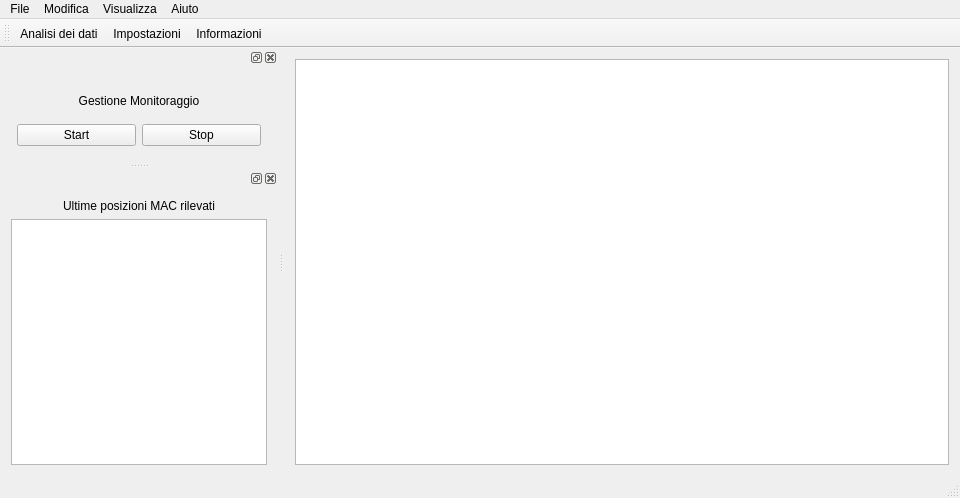
Above: RoomMonitor/windows/main.ui from PieroMacaluso/RoomMonitor before the change. Below: the same form after it.
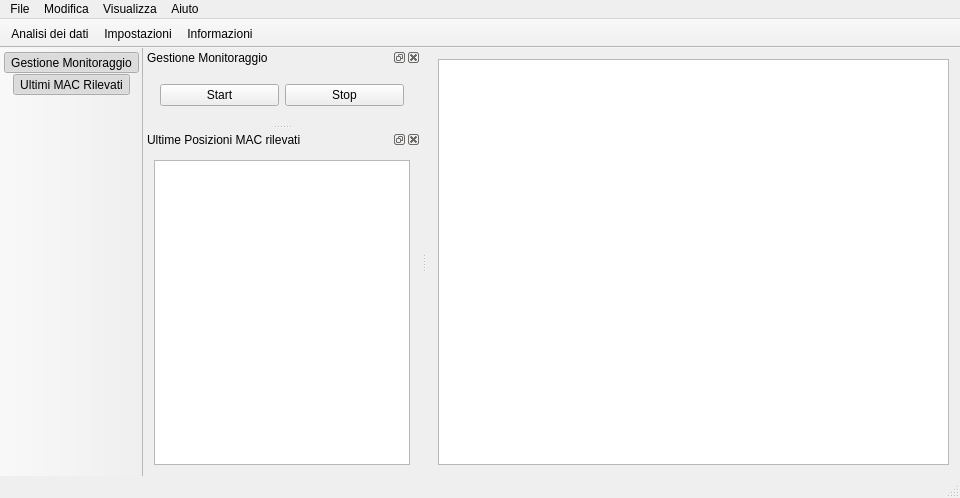
That is the form after the change. Icons and pictures are not drawn. Custom widgets are drawn as their Qt base class.

The edit to the form file:
```diff
--- a/RoomMonitor/windows/main.ui
+++ b/RoomMonitor/windows/main.ui
@@ -79,6 +79,9 @@
    <property name="windowTitle">
     <string/>
    </property>
+   <property name="movable">
+    <bool>false</bool>
+   </property>
    <property name="toolButtonStyle">
     <enum>Qt::ToolButtonTextUnderIcon</enum>
    </property>
@@ -86,7 +89,7 @@
     <enum>TopToolBarArea</enum>
    </attribute>
    <attribute name="toolBarBreak">
-    <bool>false</bool>
+    <bool>true</bool>
    </attribute>
    <addaction name="actionAnalysis"/>
    <addaction name="actionSettings"/>
@@ -94,6 +97,25 @@
   </widget>
   <widget class="QStatusBar" name="statusBar"/>
   <widget class="QDockWidget" name="monitoringManagerDock">
+   <property name="minimumSize">
+    <size>
+     <width>198</width>
+     <height>76</height>
+    </size>
+   </property>
+   <property name="maximumSize">
+    <size>
+     <width>524287</width>
+     <height>76</height>
+    </size>
+   </property>
+   <property name="acceptDrops">
+    <bool>true</bool>
+   </property>
+   <property name="windowIcon">
+    <iconset resource="../res.qrc">
+     <normaloff>:/resources/resources/analysis.svg</normaloff>:/resources/resources/analysis.svg</iconset>
+   </property>
    <property name="floating">
     <bool>false</bool>
    </property>
@@ -101,7 +123,7 @@
     <set>QDockWidget::AllDockWidgetFeatures</set>
    </property>
    <property name="windowTitle">
-    <string/>
+    <string>Gestione Monitoraggio</string>
    </property>
    <attribute name="dockWidgetArea">
     <number>1</number>
@@ -109,7 +131,7 @@
    <widget class="QWidget" name="dockWidgetContents">
     <layout class="QVBoxLayout" name="verticalLayout_2">
      <item>
-      <layout class="QVBoxLayout" name="verticalLayout" stretch="1,0">
+      <layout class="QVBoxLayout" name="verticalLayout" stretch="0">
        <property name="leftMargin">
         <number>6</number>
        </property>
@@ -122,16 +144,6 @@
        <property name="bottomMargin">
         <number>6</number>
        </property>
-       <item>
-        <widget class="QLabel" name="monitoringLabel">
-         <property name="text">
-          <string>Gestione Monitoraggio</string>
-         </property>
-         <property name="alignment">
-          <set>Qt::AlignCenter</set>
-         </property>
-        </widget>
-       </item>
        <item>
         <layout class="QHBoxLayout" name="horizontalLayout">
          <property name="sizeConstraint">
@@ -167,27 +179,45 @@
    </widget>
   </widget>
   <widget class="QDockWidget" name="lastMacDock">
+   <property name="acceptDrops">
+    <bool>true</bool>
+   </property>
+   <property name="floating">
+    <bool>false</bool>
+   </property>
+   <property name="windowTitle">
+    <string>Ultime Posizioni MAC rilevati</string>
+   </property>
    <attribute name="dockWidgetArea">
     <number>1</number>
    </attribute>
    <widget class="QWidget" name="dockWidgetContents_3">
     <layout class="QVBoxLayout" name="verticalLayout_9">
-     <item>
-      <widget class="QLabel" name="macSituationLabel">
-       <property name="text">
-        <string>Ultime posizioni MAC rilevati</string>
-       </property>
-       <property name="alignment">
-        <set>Qt::AlignCenter</set>
-       </property>
-      </widget>
-     </item>
      <item>
       <widget class="QTableWidget" name="macSituation"/>
      </item>
     </layout>
    </widget>
   </widget>
+  <widget class="QToolBar" name="toolBar">
+   <property name="acceptDrops">
+    <bool>false</bool>
+   </property>
+   <property name="windowTitle">
+    <string>toolBar</string>
+   </property>
+   <property name="movable">
+    <bool>false</bool>
+   </property>
+   <attribute name="toolBarArea">
+    <enum>LeftToolBarArea</enum>
+   </attribute>
+   <attribute name="toolBarBreak">
+    <bool>false</bool>
+   </attribute>
+   <addaction name="actionGestione_Monitoraggio"/>
+   <addaction name="actionUltimi_MAC_Rilevati"/>
+  </widget>
   <action name="actionSettings">
    <property name="icon">
     <iconset resource="../res.qrc">
```
Left out of the diff: 17 changed lines with no effect on the pictures.
